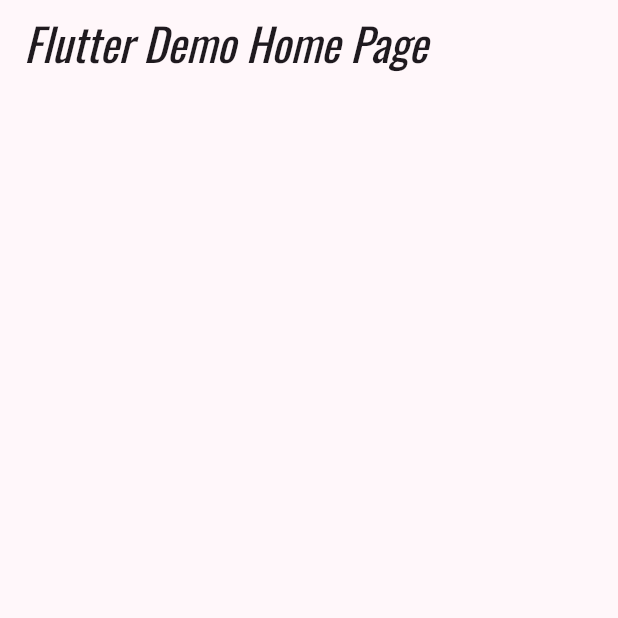
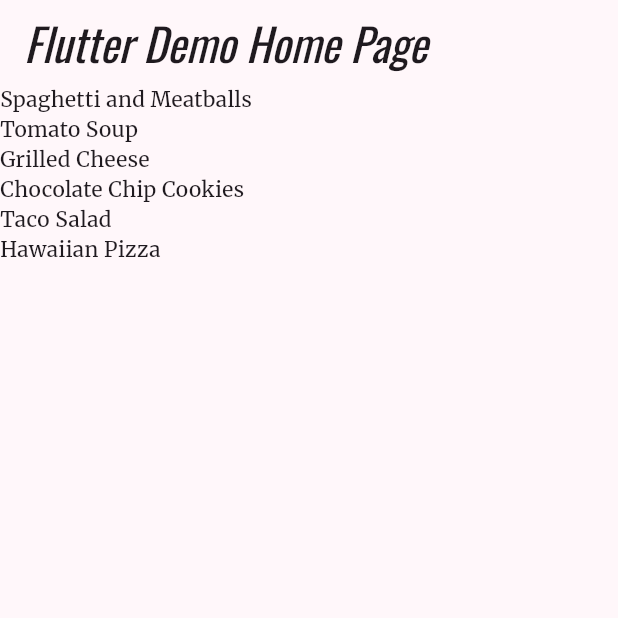
Before and after one commit to triastanto/flta-02-hello-flutter, a Flutter app: the screen it shows after launch, on a phone screen of 412 x 824 dp, the top half of it. Run offline on Flutter 3.47's test engine with Material 3 defaults, Android fonts, the phone set to English and light mode, and no system bars; our stand-ins replace google_fonts.

```diff
--- a/lib/main.dart
+++ b/lib/main.dart
@@ -1,5 +1,6 @@
 import 'package:flutter/material.dart';
 import 'package:google_fonts/google_fonts.dart';
+import 'recipe.dart';
 
 void main() {
   runApp(const RecipeApp());
@@ -14,11 +15,11 @@ class RecipeApp extends StatelessWidget {
     return MaterialApp(
       title: 'Recipe Calculator',
       theme: ThemeData(
-          useMaterial3: true,
-          colorScheme: ColorScheme.fromSeed(
-            seedColor: Colors.purple,
-            brightness: Brightness.light,
-          ),
+        useMaterial3: true,
+        colorScheme: ColorScheme.fromSeed(
+          seedColor: Colors.purple,
+          brightness: Brightness.light,
+        ),
         textTheme: TextTheme(
           displayLarge: const TextStyle(
             fontSize: 72,
@@ -54,8 +55,12 @@ class _MyHomePageState extends State<MyHomePage> {
         title: Text(widget.title),
       ),
       body: SafeArea(
-        // TODO: Replace child: Container()
-        child: Container(),
+        child: ListView.builder(
+            itemCount: Recipe.samples.length,
+            itemBuilder: (BuildContext context, int index) {
+              // TODO: Update to return Recipe Card
+              return Text(Recipe.samples[index].label);
+            }),
       ),
     );
   }
--- /dev/null
+++ b/lib/recipe.dart
@@ -0,0 +1,39 @@
+class Recipe {
+  String label;
+  String imageUrl;
+  // TODO: Add servings and ingredients
+
+  Recipe(
+    this.label,
+    this.imageUrl,
+  );
+
+  static List<Recipe> samples = [
+    Recipe(
+      'Spaghetti and Meatballs',
+      'assets/2126711929_ef763de2b3_w.jpg',
+    ),
+    Recipe(
+      'Tomato Soup',
+      'assets/27729023535_a57606c1be.jpg',
+    ),
+    Recipe(
+      'Grilled Cheese',
+      'assets/3187380632_5056654a19_b.jpg',
+    ),
+    Recipe(
+      'Chocolate Chip Cookies',
+      'assets/15992102771_b92f4cc00a_b.jpg',
+    ),
+    Recipe(
+      'Taco Salad',
+      'assets/8533381643_a31a99e8a6_c.jpg',
+    ),
+    Recipe(
+      'Hawaiian Pizza',
+      'assets/15452035777_294cefced5_c.jpg',
+    ),
+  ];
+}
+
+// TODO: Add ingredient() here
--- a/pubspec.yaml
+++ b/pubspec.yaml
@@ -60,9 +60,8 @@ flutter:
   uses-material-design: true
 
   # To add assets to your application, add an assets section, like this:
-  # assets:
-  #   - images/a_dot_burr.jpeg
-  #   - images/a_dot_ham.jpeg
+  assets:
+     - assets/
 
   # An image asset can refer to one or more resolution-specific "variants", see
   # https://flutter.dev/assets-and-images/#resolution-aware
```
Also changed, not shown: assets/15452035777_294cefced5_c.jpg (added), assets/15992102771_b92f4cc00a_b.jpg (added), assets/2126711929_ef763de2b3_w.jpg (added), assets/27729023535_a57606c1be.jpg (added), assets/3187380632_5056654a19_b.jpg (added), assets/8533381643_a31a99e8a6_c.jpg (added).
